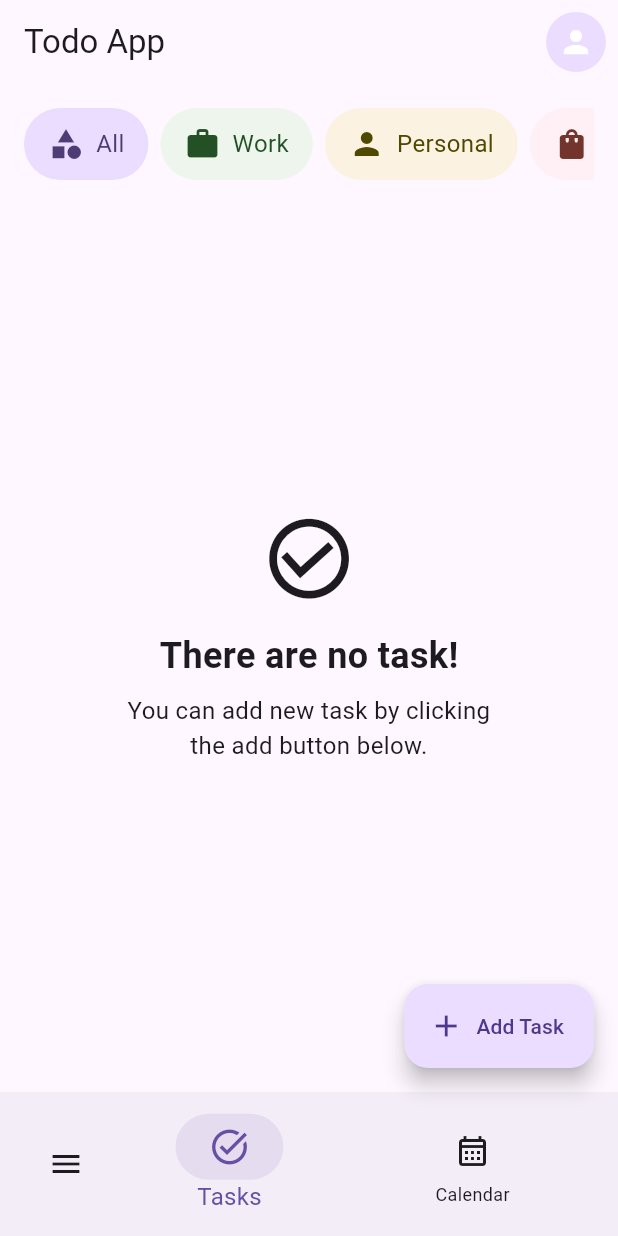
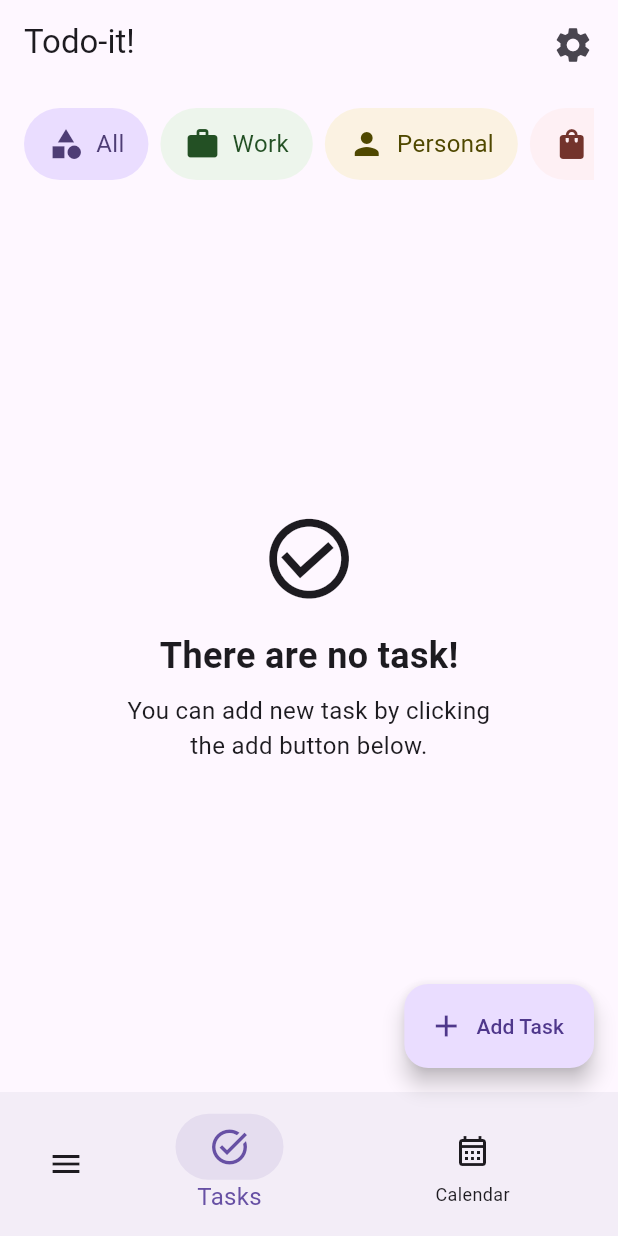
Before and after one commit to HexaRy0/todo_app, a Flutter app: the screen it shows after launch, on a phone screen of 412 x 824 dp. Run offline on Flutter 3.47's test engine with Material 2 defaults, Android fonts, the phone set to English and light mode, and no system bars; drawn by our look-alikes of dynamic_color; our stand-ins replace flutter_form_builder, flutter_local_notifications, flutter_riverpod, flutter_slidable, isar, riverpod_annotation and 2 more; missing offline and left inert: flutter_iconpicker, form_builder_extra_fields, workmanager; accounts and stored records are empty; generated files the repository leaves out were written again; statements that could not run were skipped.

Commit message:
revert: lot of feature cutted to release on google play

```diff
--- a/lib/main.dart
+++ b/lib/main.dart
@@ -28,7 +28,7 @@ class MyApp extends StatelessWidget {
     return DynamicColorBuilder(
       builder: (ColorScheme? lightColorScheme, ColorScheme? darkColorScheme) {
         return MaterialApp(
-          title: 'Todo App',
+          title: 'Todo-it!',
           debugShowCheckedModeBanner: false,
           theme: ThemeData(
             brightness: Brightness.light,
--- a/lib/screens/home/home.dart
+++ b/lib/screens/home/home.dart
@@ -11,6 +11,7 @@ import 'package:todo_app/screens/manage_categories/manage_categories.dart';
 import 'package:todo_app/screens/settings/settings.dart';
 import 'package:todo_app/screens/starred_task/starred_task.dart';
 import 'package:todo_app/screens/task_list/task_list.dart';
+import 'package:todo_app/static/strings.dart';
 import 'package:todo_app/widgets/category_setting_dialog.dart';
 import 'package:todo_app/widgets/menu_button.dart';
 
@@ -65,30 +66,21 @@ class _HomeScreenState extends ConsumerState<HomeScreen> {
     return Scaffold(
       appBar: AppBar(
         automaticallyImplyLeading: false,
-        title: const Text('Todo App'),
+        title: const Text(StaticStrings.appName),
         actions: [
           Padding(
             padding: const EdgeInsets.all(8.0),
             child: PopupMenuButton(
-              offset: const Offset(0, 50),
               itemBuilder: (context) {
                 return const [
                   PopupMenuItem(
                     value: 0,
-                    child: Text("My Account"),
-                  ),
-                  PopupMenuItem(
-                    value: 1,
                     child: Text("Manage Categories"),
-                  ),
-                  PopupMenuItem(
-                    value: 2,
-                    child: Text("Logout"),
                   ),
                 ];
               },
               onSelected: (value) {
-                if (value == 1) {
+                if (value == 0) {
                   Navigator.of(context).push(
                     MaterialPageRoute(
                       builder: (context) => const ManageCategoriesScreen(),
@@ -96,12 +88,9 @@ class _HomeScreenState extends ConsumerState<HomeScreen> {
                   );
                 }
               },
-              child: CircleAvatar(
-                backgroundColor: Theme.of(context).colorScheme.primaryContainer,
-                child: const Icon(
-                  Icons.person,
-                  color: Colors.white,
-                ),
+              child: const Padding(
+                padding: EdgeInsets.all(8.0),
+                child: Icon(Icons.settings, size: 28),
               ),
             ),
           ),
@@ -113,20 +102,36 @@ class _HomeScreenState extends ConsumerState<HomeScreen> {
             child: SingleChildScrollView(
               child: Column(
                 children: [
-                  UserAccountsDrawerHeader(
-                    decoration: BoxDecoration(
-                      color: Theme.of(context).colorScheme.primaryContainer,
-                    ),
-                    accountName: const Text('Merza Bolivar'),
-                    accountEmail: const Text('Merza.bolivar@Gmail.com'),
-                    currentAccountPicture: CircleAvatar(
-                      backgroundColor: Theme.of(context).colorScheme.primary,
-                      child: Text(
-                        'A',
-                        style: TextStyle(
-                          fontSize: 32,
-                          color: Theme.of(context).colorScheme.onPrimary,
+                  SizedBox(
+                    width: double.infinity,
+                    child: DrawerHeader(
+                      decoration: BoxDecoration(
+                        color: Theme.of(context).colorScheme.primaryContainer,
+                        borderRadius: const BorderRadius.only(
+                          bottomLeft: Radius.circular(16),
+                          bottomRight: Radius.circular(16),
                         ),
+                      ),
+                      child: Column(
+                        mainAxisAlignment: MainAxisAlignment.center,
+                        crossAxisAlignment: CrossAxisAlignment.center,
+                        children: [
+                          const Text(
+                            StaticStrings.appName,
+                            style: TextStyle(
+                              fontSize: 24,
+                              fontWeight: FontWeight.bold,
+                            ),
+                            textAlign: TextAlign.center,
+                          ),
+                          const SizedBox(height: 8),
+                          Text(
+                            'Total Tasks: ${tasks.length}',
+                            style: TextStyle(
+                              color: Theme.of(context).colorScheme.onSurface.withOpacity(0.5),
+                            ),
+                          ),
+                        ],
                       ),
                     ),
                   ),
--- /dev/null
+++ b/lib/static/strings.dart
@@ -0,0 +1,3 @@
+class StaticStrings {
+  static const String appName = "Todo-it!";
+}
```
Also changed, not shown: lib/helper/available_color.dart (deleted, +0 -14 lines), lib/helper/available_icon.dart (deleted, +0 -7 lines), lib/helper/generate_color.dart (deleted, +0 -46 lines), lib/helper/generate_icon.dart (deleted, +0 -28 lines), lib/model/category.dart (+0 -61 lines), lib/model/task.dart (+0 -58 lines), lib/providers/async_category_provider.dart (+0 -70 lines), lib/providers/async_task_provider.dart (+0 -41 lines), lib/screens/add_task/add_task.dart (+2 -66 lines), lib/widgets/task_slide.dart (+1 -23 lines), 1 other file.
